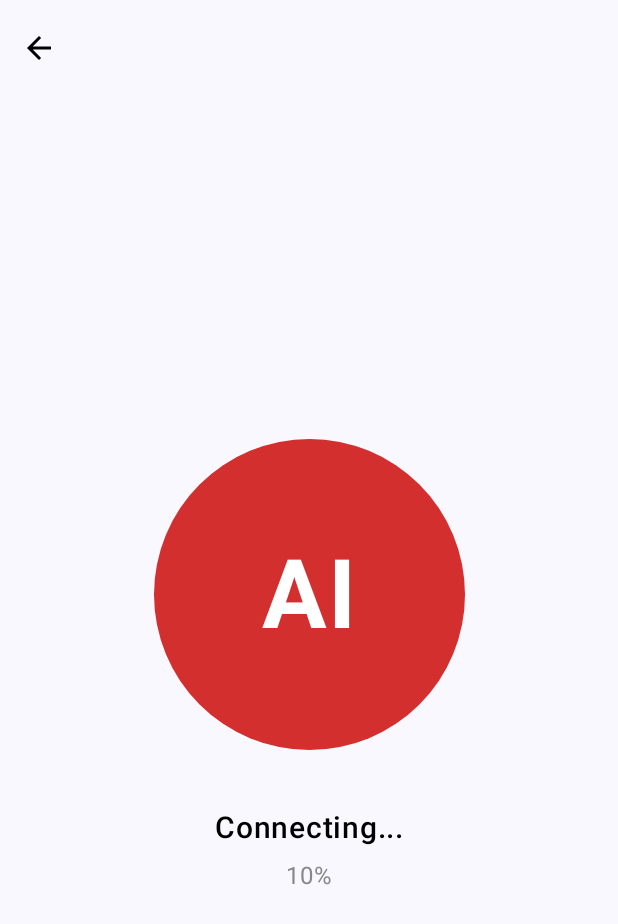
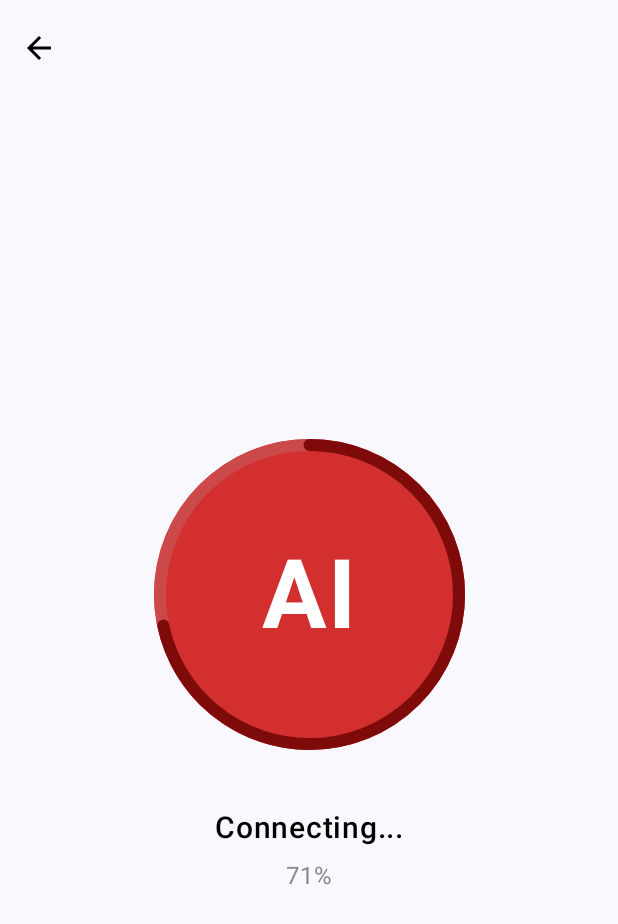
Before and after one commit to BITMobileDev/AICSO, an Android app built with Jetpack Compose: the VideoScreen screen opened through its navigation route, after a tap on "Start Call", on a phone screen of 412 x 824 dp. Shown: the top 924 px of the screen. Run offline under Robolectric (Android 15) with nearby library versions, the phone set to English and light mode, and no system bars.

Commit message:
fix: modified video loading state

```diff
--- a/app/src/main/java/com/aicso/ui/screens/videoscreen/components/VideoConnectingStateContent.kt
+++ b/app/src/main/java/com/aicso/ui/screens/videoscreen/components/VideoConnectingStateContent.kt
@@ -1,38 +1,64 @@
 package com.aicso.ui.screens.videoscreen.components
 
+import androidx.compose.animation.core.*
+import androidx.compose.foundation.Canvas
 import androidx.compose.foundation.background
-import androidx.compose.foundation.layout.Arrangement
-import androidx.compose.foundation.layout.Box
-import androidx.compose.foundation.layout.Column
-import androidx.compose.foundation.layout.fillMaxSize
-import androidx.compose.foundation.layout.padding
-import androidx.compose.foundation.layout.size
+import androidx.compose.foundation.border
+import androidx.compose.foundation.layout.*
 import androidx.compose.foundation.shape.CircleShape
 import androidx.compose.material3.Text
-import androidx.compose.runtime.Composable
+import androidx.compose.runtime.*
 import androidx.compose.ui.Alignment
 import androidx.compose.ui.Modifier
 import androidx.compose.ui.graphics.Color
+import androidx.compose.ui.graphics.StrokeCap
+import androidx.compose.ui.graphics.drawscope.Stroke
 import androidx.compose.ui.text.font.FontWeight
-import androidx.compose.ui.text.style.LineHeightStyle
+import androidx.compose.ui.unit.dp
 import androidx.compose.ui.unit.sp
 import com.aicso.component.LargeSpace
 import com.aicso.ui.theme.Dimens.dp207
 import com.aicso.ui.theme.Dimens.dp8
+import com.aicso.ui.theme.darkPrimary
 import com.aicso.ui.theme.loadingColor
 
 @Composable
-fun LoadingScreen(){
+fun LoadingScreen() {
+    // Animate progress from 0% to 100%
+    val infiniteTransition = rememberInfiniteTransition(label = "loading")
+    val progress by infiniteTransition.animateFloat(
+        initialValue = 0f,
+        targetValue = 1f,
+        animationSpec = infiniteRepeatable(
+            animation = tween(
+                durationMillis = 3000,
+                easing = LinearEasing
+            ),
+            repeatMode = RepeatMode.Restart
+        ),
+        label = "progress"
+    )
+
+    // Calculate percentage for display
+    val percentage = (progress * 100).toInt()
+
     Column(
         modifier = Modifier.fillMaxSize(),
         verticalArrangement = Arrangement.Center,
         horizontalAlignment = Alignment.CenterHorizontally
-    ){
+    ) {
         Box(
-            modifier = Modifier.size(dp207)
+            modifier = Modifier.size(dp207),
+            contentAlignment = Alignment.Center
+        ) {
+            // Background circle
+            Box(
+                modifier = Modifier
+                    .size(dp207)
+                    .border(dp8, Color(0xFFCB4949), CircleShape)
                     .background(color = loadingColor, shape = CircleShape),
                 contentAlignment = Alignment.Center
-        ){
+            ) {
                 Text(
                     text = "AI",
                     fontSize = 64.sp,
@@ -41,9 +67,40 @@ fun LoadingScreen(){
                 )
             }
 
+            // Animated circular progress border
+            Canvas(
+                modifier = Modifier.size(dp207)
+            ) {
+                val strokeWidth = 8.dp.toPx()
+                val diameter = size.minDimension
+                val radius = diameter / 2f
+
+                // Draw the animated arc using the same loadingColor
+                drawArc(
+                    color = darkPrimary,
+                    startAngle = -90f, // Start from top
+                    sweepAngle = 360f * progress, // Sweep based on progress
+                    useCenter = false,
+                    style = Stroke(
+                        width = strokeWidth,
+                        cap = StrokeCap.Round
+                    ),
+                    size = size.copy(
+                        width = diameter - strokeWidth,
+                        height = diameter - strokeWidth
+                    ),
+                    topLeft = androidx.compose.ui.geometry.Offset(
+                        x = strokeWidth / 2f,
+                        y = strokeWidth / 2f
+                    )
+                )
+            }
+        }
+
         LargeSpace()
 
-        Text("Connecting...",
+        Text(
+            "Connecting...",
             fontSize = 20.sp,
             fontWeight = FontWeight.Medium,
             color = Color.Black,
@@ -51,11 +108,9 @@ fun LoadingScreen(){
         )
 
         Text(
-            text = "10%",
+            text = "$percentage%",
             fontSize = 16.sp,
             color = Color.Gray
         )
-
     }
-
 }
```
Also changed, not shown: app/src/main/java/com/aicso/ui/screens/videoscreen/components/VideoActiveStateContent.kt (+0 -9 lines). Lines whose indentation alone changed are shown as unchanged.
